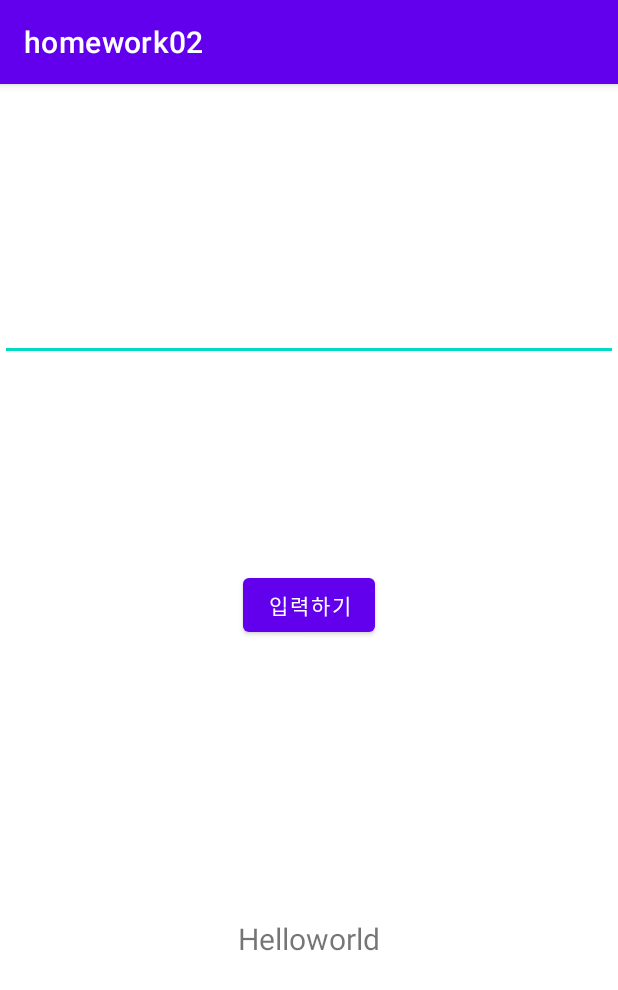
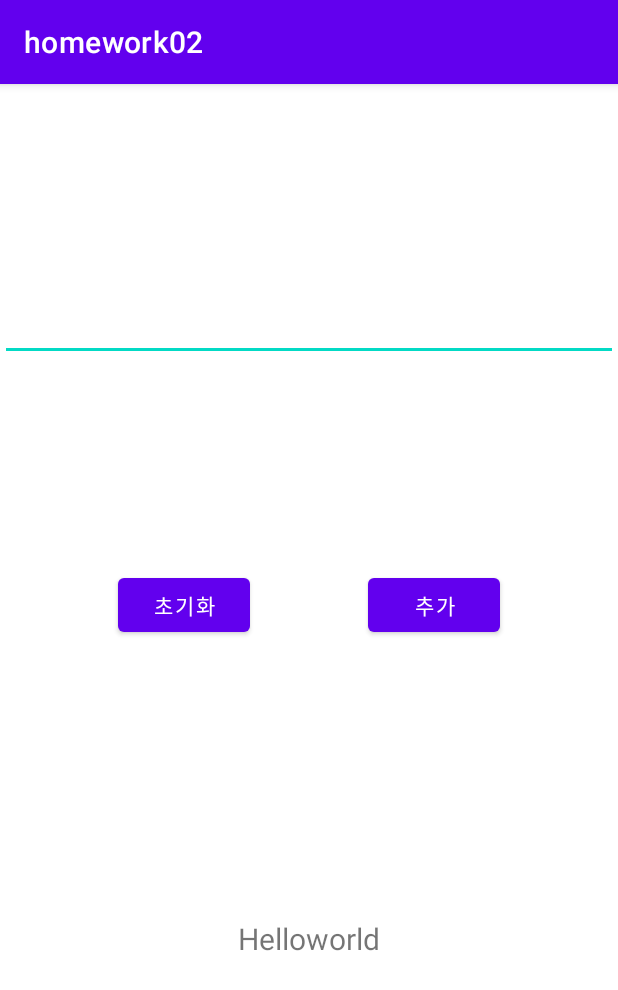
Before and after one commit to Ki-won/BCSD_beginner_02, an Android app: the screen it shows after launch (MainActivity), on a phone screen of 412 x 824 dp. Shown: the top 990 px of the screen. Run offline under Robolectric (Android 15) with nearby library versions, the phone set to English and light mode, and no system bars.

Commit message:
add btn chain

```diff
--- a/app/src/main/java/com/bcsd/android/homework02/MainActivity.kt
+++ b/app/src/main/java/com/bcsd/android/homework02/MainActivity.kt
@@ -14,10 +14,14 @@ class MainActivity : AppCompatActivity() {
 
         val mainEditText = findViewById<EditText>(R.id.main_edit_text_view)
         val mainTextView = findViewById<TextView>(R.id.main_show_text_view)
-        val mainButtonView = findViewById<Button>(R.id.main_btn_set_text)
+        val mainAddButtonView = findViewById<Button>(R.id.main_btn_set_text)
+        val mainDelateButton = findViewById<Button>(R.id.main_btn_delate_text)
 
-        mainButtonView.setOnClickListener(View.OnClickListener() {
+        mainAddButtonView.setOnClickListener(View.OnClickListener() {
             mainTextView.text = mainEditText.text.toString()
+        })
+        mainDelateButton.setOnClickListener(View.OnClickListener() {
+            mainTextView.text = "초기화"
         })
     }
 }
--- a/app/src/main/res/layout/activity_main.xml
+++ b/app/src/main/res/layout/activity_main.xml
@@ -15,15 +15,28 @@
         app:layout_constraintBottom_toTopOf="@id/main_btn_set_text"
         app:layout_constraintStart_toStartOf="parent"
         app:layout_constraintEnd_toEndOf="parent"/>
+
     <Button
+        android:id="@+id/main_btn_set_text"
         android:layout_width="wrap_content"
         android:layout_height="wrap_content"
-        android:text="입력하기"
-        android:id="@+id/main_btn_set_text"
+        android:text="추가"
+        app:layout_constraintBottom_toTopOf="@id/main_show_text_view"
+        app:layout_constraintTop_toTopOf="@id/main_edit_text_view"
+        app:layout_constraintEnd_toEndOf="parent"
+        app:layout_constraintStart_toEndOf="@id/main_btn_delate_text"
+        />
+
+    <Button
+        android:id="@+id/main_btn_delate_text"
+        android:layout_width="wrap_content"
+        android:layout_height="wrap_content"
+        android:text="초기화"
         app:layout_constraintTop_toTopOf="@id/main_edit_text_view"
         app:layout_constraintBottom_toTopOf="@id/main_show_text_view"
+        app:layout_constraintEnd_toStartOf="@+id/main_btn_set_text"
         app:layout_constraintStart_toStartOf="parent"
-        app:layout_constraintEnd_toEndOf="parent"/>
+        />
 
     <TextView
         android:id="@+id/main_show_text_view"
```
